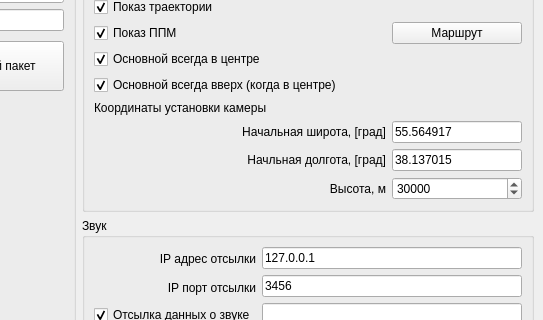
Old version of the form untitled/mainwindow.ui in the repository katherinr/desktop_wrapper; both pictures show x 860 to 1403 and y 207 to 527 of the 1403 by 830 pixel window.
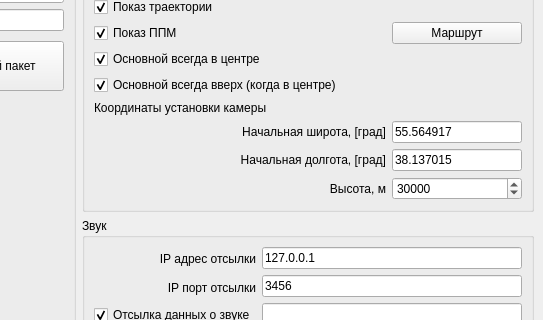
New version of the form.

Commit message: map hopefully works

The edit to the form file:
```diff
--- a/untitled/mainwindow.ui
+++ b/untitled/mainwindow.ui
@@ -872,7 +872,7 @@
                <item>
                 <widget class="QLabel" name="label_13">
                  <property name="text">
-                  <string>Начльная долгота, [град]</string>
+                  <string>Начальная долгота, [град]</string>
                  </property>
                  <property name="alignment">
                   <set>Qt::AlignRight|Qt::AlignTrailing|Qt::AlignVCenter</set>
```
The commit also changes 1 other file.
